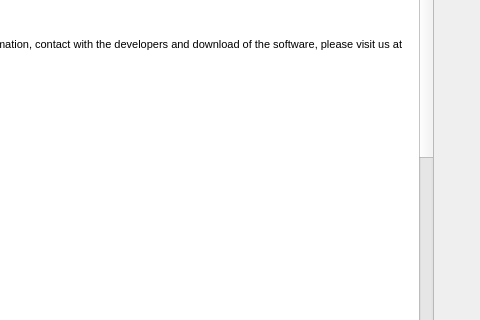
EthoWatcher/ethowatcher, file src/ethowatcher.ui: the form before one commit; both pictures show x 556 to 1036 and y 165 to 485 of the 1036 by 726 pixel window.
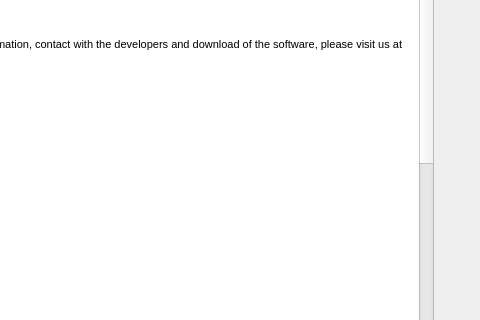
The form after the commit. The open tabs and pages were chosen to show the change. Icons and pictures are not drawn.

```diff
--- a/src/ethowatcher.ui
+++ b/src/ethowatcher.ui
@@ -575,20 +575,23 @@
              </property>
              <property name="html">
               <string>&lt;!DOCTYPE HTML PUBLIC &quot;-//W3C//DTD HTML 4.0//EN&quot; &quot;http://www.w3.org/TR/REC-html40/strict.dtd&quot;&gt;
-&lt;html&gt;&lt;head&gt;&lt;meta name=&quot;qrichtext&quot; content=&quot;1&quot; /&gt;&lt;style type=&quot;text/css&quot;&gt;
+&lt;html&gt;&lt;head&gt;&lt;meta name=&quot;qrichtext&quot; content=&quot;1&quot; /&gt;&lt;meta charset=&quot;utf-8&quot; /&gt;&lt;style type=&quot;text/css&quot;&gt;
 p, li { white-space: pre-wrap; }
-&lt;/style&gt;&lt;/head&gt;&lt;body style=&quot; font-family:'MS Shell Dlg 2'; font-size:8.25pt; font-weight:400; font-style:normal;&quot;&gt;
-&lt;p style=&quot; margin-top:0px; margin-bottom:0px; margin-left:0px; margin-right:0px; -qt-block-indent:0; text-indent:0px;&quot;&gt;&lt;span style=&quot; font-size:12pt; font-weight:600;&quot;&gt;EthoWatcher OS&lt;/span&gt;&lt;/p&gt;
-&lt;p style=&quot;-qt-paragraph-type:empty; margin-top:0px; margin-bottom:0px; margin-left:0px; margin-right:0px; -qt-block-indent:0; text-indent:0px; font-size:8pt;&quot;&gt;&lt;br /&gt;&lt;/p&gt;
-&lt;p style=&quot; margin-top:0px; margin-bottom:0px; margin-left:0px; margin-right:0px; -qt-block-indent:0; text-indent:0px;&quot;&gt;&lt;span style=&quot; font-size:8pt;&quot;&gt;The Ethowatcher OS is a software developed in the Laboratory of  Bioengineering of the Institute of Biomedical Engineering (IEB, Depto de Engenharia Elétrica da Universidade Federal de Santa Catarina-UFSC) under the supervision of Dr. José Marino-Neto.First software version, it is a by-product of masters and doctorate works of  João Antônio Marcolan who developed the different modules of the software. This software registered at the INPI - Instituto Nacional da Propriedade Industrial &lt;/span&gt;&lt;/p&gt;
-&lt;p style=&quot; margin-top:0px; margin-bottom:0px; margin-left:0px; margin-right:0px; -qt-block-indent:0; text-indent:0px;&quot;&gt;&lt;span style=&quot; font-size:8pt;&quot;&gt;&amp;lt;http://www6.inpi.gov.br/&amp;gt; Proc. &lt;/span&gt;&lt;/p&gt;
-&lt;p style=&quot;-qt-paragraph-type:empty; margin-top:0px; margin-bottom:0px; margin-left:0px; margin-right:0px; -qt-block-indent:0; text-indent:0px; font-size:8pt;&quot;&gt;&lt;br /&gt;&lt;/p&gt;
-&lt;p style=&quot; margin-top:0px; margin-bottom:0px; margin-left:0px; margin-right:0px; -qt-block-indent:0; text-indent:0px;&quot;&gt;&lt;span style=&quot; font-size:12pt; font-weight:600;&quot;&gt;About&lt;/span&gt;&lt;/p&gt;
-&lt;p style=&quot;-qt-paragraph-type:empty; margin-top:0px; margin-bottom:0px; margin-left:0px; margin-right:0px; -qt-block-indent:0; text-indent:0px; font-size:8pt;&quot;&gt;&lt;br /&gt;&lt;/p&gt;
-&lt;p style=&quot; margin-top:0px; margin-bottom:0px; margin-left:0px; margin-right:0px; -qt-block-indent:0; text-indent:0px;&quot;&gt;&lt;span style=&quot; font-size:8pt;&quot;&gt;The Universidade Federal de Santa Catarina and the authors have all the rights reserved. For further information, contact with the developers and download of the software, please visit us at &amp;lt;http://www.ethowatcher.com/&amp;gt;&lt;/span&gt;&lt;/p&gt;
-&lt;p style=&quot;-qt-paragraph-type:empty; margin-top:0px; margin-bottom:0px; margin-left:0px; margin-right:0px; -qt-block-indent:0; text-indent:0px; font-size:8pt;&quot;&gt;&lt;br /&gt;&lt;/p&gt;
-&lt;p style=&quot; margin-top:0px; margin-bottom:0px; margin-left:0px; margin-right:0px; -qt-block-indent:0; text-indent:0px;&quot;&gt;&lt;span style=&quot; font-size:12pt; font-weight:600;&quot;&gt;License&lt;/span&gt;&lt;/p&gt;
-&lt;p style=&quot;-qt-paragraph-type:empty; margin-top:0px; margin-bottom:0px; margin-left:0px; margin-right:0px; -qt-block-indent:0; text-indent:0px; font-size:8pt;&quot;&gt;&lt;br /&gt;&lt;/p&gt;
+hr { height: 1px; border-width: 0; }
+li.unchecked::marker { content: &quot;\2610&quot;; }
+li.checked::marker { content: &quot;\2612&quot;; }
+&lt;/style&gt;&lt;/head&gt;&lt;body style=&quot; font-family:'Segoe UI'; font-size:9pt; font-weight:400; font-style:normal;&quot;&gt;
+&lt;p style=&quot; margin-top:0px; margin-bottom:0px; margin-left:0px; margin-right:0px; -qt-block-indent:0; text-indent:0px;&quot;&gt;&lt;span style=&quot; font-family:'MS Shell Dlg 2'; font-size:12pt; font-weight:600;&quot;&gt;EthoWatcher OS&lt;/span&gt;&lt;/p&gt;
+&lt;p style=&quot;-qt-paragraph-type:empty; margin-top:0px; margin-bottom:0px; margin-left:0px; margin-right:0px; -qt-block-indent:0; text-indent:0px; font-family:'MS Shell Dlg 2'; font-size:8pt;&quot;&gt;&lt;br /&gt;&lt;/p&gt;
+&lt;p style=&quot; margin-top:0px; margin-bottom:0px; margin-left:0px; margin-right:0px; -qt-block-indent:0; text-indent:0px;&quot;&gt;&lt;span style=&quot; font-family:'MS Shell Dlg 2'; font-size:8pt;&quot;&gt;The Ethowatcher OS is a software developed in the Laboratory of  Bioengineering of the Institute of Biomedical Engineering (IEB, Depto de Engenharia Elétrica da Universidade Federal de Santa Catarina-UFSC) under the supervision of Dr. José Marino-Neto.First software version, it is a by-product of masters and doctorate works of  João Antônio Marcolan who developed the different modules of the software. This software registered at the INPI - Instituto Nacional da Propriedade Industrial &lt;/span&gt;&lt;/p&gt;
+&lt;p style=&quot; margin-top:0px; margin-bottom:0px; margin-left:0px; margin-right:0px; -qt-block-indent:0; text-indent:0px;&quot;&gt;&lt;span style=&quot; font-family:'MS Shell Dlg 2'; font-size:8pt;&quot;&gt;&amp;lt;http://www6.inpi.gov.br/&amp;gt; Proc. &lt;/span&gt;&lt;/p&gt;
+&lt;p style=&quot;-qt-paragraph-type:empty; margin-top:0px; margin-bottom:0px; margin-left:0px; margin-right:0px; -qt-block-indent:0; text-indent:0px; font-family:'MS Shell Dlg 2'; font-size:8pt;&quot;&gt;&lt;br /&gt;&lt;/p&gt;
+&lt;p style=&quot; margin-top:0px; margin-bottom:0px; margin-left:0px; margin-right:0px; -qt-block-indent:0; text-indent:0px;&quot;&gt;&lt;span style=&quot; font-family:'MS Shell Dlg 2'; font-size:12pt; font-weight:600;&quot;&gt;About&lt;/span&gt;&lt;/p&gt;
+&lt;p style=&quot;-qt-paragraph-type:empty; margin-top:0px; margin-bottom:0px; margin-left:0px; margin-right:0px; -qt-block-indent:0; text-indent:0px; font-family:'MS Shell Dlg 2'; font-size:8pt;&quot;&gt;&lt;br /&gt;&lt;/p&gt;
+&lt;p style=&quot; margin-top:0px; margin-bottom:0px; margin-left:0px; margin-right:0px; -qt-block-indent:0; text-indent:0px;&quot;&gt;&lt;span style=&quot; font-family:'MS Shell Dlg 2'; font-size:8pt;&quot;&gt;The Universidade Federal de Santa Catarina and the authors have all the rights reserved. For further information, contact with the developers and download of the software, please visit us at &amp;lt;http://www.ethowatcher.com/&amp;gt;&lt;/span&gt;&lt;/p&gt;
+&lt;p style=&quot;-qt-paragraph-type:empty; margin-top:0px; margin-bottom:0px; margin-left:0px; margin-right:0px; -qt-block-indent:0; text-indent:0px; font-family:'MS Shell Dlg 2'; font-size:8pt;&quot;&gt;&lt;br /&gt;&lt;/p&gt;
+&lt;p style=&quot; margin-top:0px; margin-bottom:0px; margin-left:0px; margin-right:0px; -qt-block-indent:0; text-indent:0px;&quot;&gt;&lt;span style=&quot; font-family:'MS Shell Dlg 2'; font-size:12pt; font-weight:600;&quot;&gt;License&lt;/span&gt;&lt;/p&gt;
+&lt;p style=&quot;-qt-paragraph-type:empty; margin-top:0px; margin-bottom:0px; margin-left:0px; margin-right:0px; -qt-block-indent:0; text-indent:0px; font-family:'MS Shell Dlg 2'; font-size:8pt;&quot;&gt;&lt;br /&gt;&lt;/p&gt;
 &lt;p style=&quot; margin-top:0px; margin-bottom:0px; margin-left:0px; margin-right:0px; -qt-block-indent:0; text-indent:0px;&quot;&gt;&lt;span style=&quot; font-family:'Courier New'; font-size:8pt; color:#000000;&quot;&gt;                   GNU LESSER GENERAL PUBLIC LICENSE&lt;/span&gt;&lt;/p&gt;
 &lt;p style=&quot; margin-top:0px; margin-bottom:0px; margin-left:0px; margin-right:0px; -qt-block-indent:0; text-indent:0px;&quot;&gt;&lt;span style=&quot; font-family:'Courier New'; font-size:8pt; color:#000000;&quot;&gt;                       Version 3, 29 June 2007&lt;/span&gt;&lt;/p&gt;
 &lt;p style=&quot;-qt-paragraph-type:empty; margin-top:0px; margin-bottom:0px; margin-left:0px; margin-right:0px; -qt-block-indent:0; text-indent:0px; font-family:'Courier New'; font-size:8pt; color:#000000;&quot;&gt;&lt;br /&gt;&lt;/p&gt;
@@ -754,7 +757,7 @@
 &lt;p style=&quot; margin-top:0px; margin-bottom:0px; margin-left:0px; margin-right:0px; -qt-block-indent:0; text-indent:0px;&quot;&gt;&lt;span style=&quot; font-family:'Courier New'; font-size:8pt; color:#000000;&quot;&gt;apply, that proxy's public statement of acceptance of any version is&lt;/span&gt;&lt;/p&gt;
 &lt;p style=&quot; margin-top:0px; margin-bottom:0px; margin-left:0px; margin-right:0px; -qt-block-indent:0; text-indent:0px;&quot;&gt;&lt;span style=&quot; font-family:'Courier New'; font-size:8pt; color:#000000;&quot;&gt;permanent authorization for you to choose that version for the&lt;/span&gt;&lt;/p&gt;
 &lt;p style=&quot; margin-top:0px; margin-bottom:12px; margin-left:0px; margin-right:0px; -qt-block-indent:0; text-indent:0px;&quot;&gt;&lt;span style=&quot; font-family:'Courier New'; font-size:8pt; color:#000000;&quot;&gt;Library.&lt;/span&gt;&lt;/p&gt;
-&lt;p style=&quot;-qt-paragraph-type:empty; margin-top:0px; margin-bottom:0px; margin-left:0px; margin-right:0px; -qt-block-indent:0; text-indent:0px; font-size:8pt;&quot;&gt;&lt;br /&gt;&lt;/p&gt;&lt;/body&gt;&lt;/html&gt;</string>
+&lt;p style=&quot;-qt-paragraph-type:empty; margin-top:0px; margin-bottom:0px; margin-left:0px; margin-right:0px; -qt-block-indent:0; text-indent:0px; font-family:'MS Shell Dlg 2'; font-size:8pt;&quot;&gt;&lt;br /&gt;&lt;/p&gt;&lt;/body&gt;&lt;/html&gt;</string>
              </property>
             </widget>
            </item>
```
Left out of the diff: 14 changed lines with no effect on the pictures.
